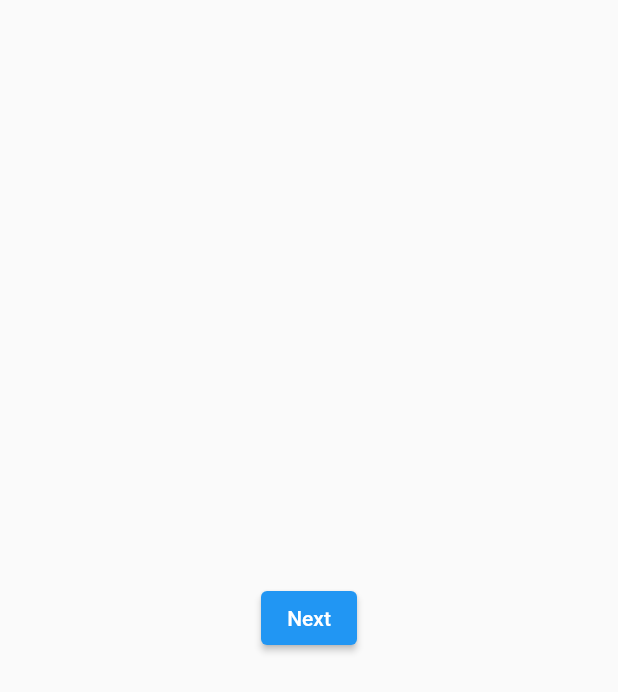
After one commit to sanuti/test, a Flutter app: the Select_role screen opened directly, on a phone screen of 412 x 824 dp. The commit adds this screen. Shown: the top 692 px of the screen. Run offline on Flutter 3.47's test engine with Material 2 defaults, Android fonts, the phone set to English and light mode, and no system bars.

Commit message:
create A file

```diff
--- /dev/null
+++ b/flutter_application_1/lib/A.dart
@@ -0,0 +1,16 @@
+import 'package:flutter/material.dart';
+
+class Select_role extends StatelessWidget {
+  @override
+  Widget build(BuildContext context) {
+    // TODO: implement build
+    return Scaffold(
+        body: Center(
+      child: ElevatedButton(
+          onPressed: () {
+            // Navigator.push(context, MaterialPageRoute(builder: (context) => B_Project()));
+          },
+          child: Text("Next")),
+    ));
+  }
+}
--- a/flutter_application_1/lib/main.dart
+++ b/flutter_application_1/lib/main.dart
@@ -71,7 +71,7 @@ class _MyHomePageState extends State<MyHomePage> {
         child: Column(
           // Column is also a layout widget. It takes a list of children and
           // arranges them vertically. By default, it sizes itself to fit its
-          // children horizontally, and tries to be as tall as its parent.
+          // children horizo ntally, and tries to be as tall as its parent.
           //
           // Invoke "debug painting" (press "p" in the console, choose the
           // "Toggle Debug Paint" action from the Flutter Inspector in Android
```
